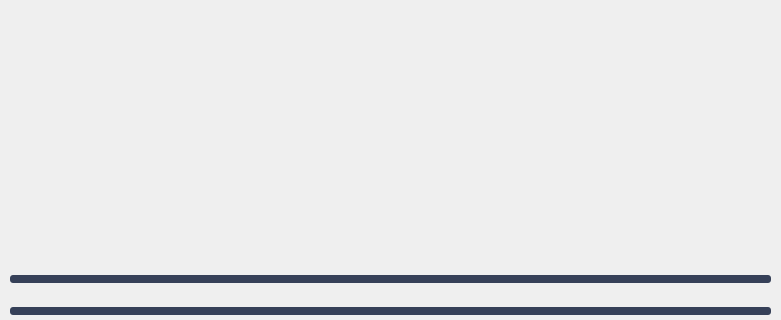
Before: the Qt Designer form updater/ui/mainwindow.ui in Covalia/standalone-deployer, drawn with Qt 5; both pictures show x 0 to 781 and y 230 to 550 of the 781 by 550 pixel window.
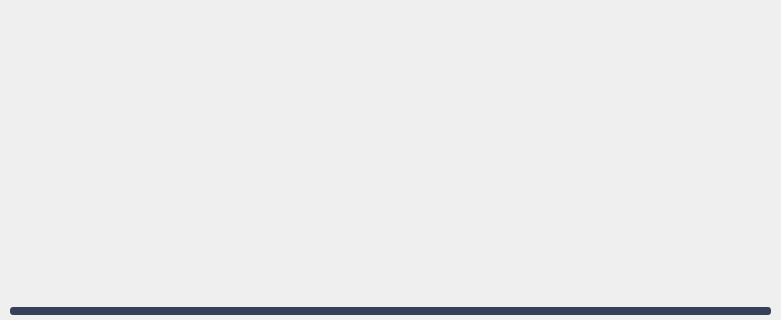
After: the same form once the commit is applied.

The edit to the form file:
```diff
--- a/updater/ui/mainwindow.ui
+++ b/updater/ui/mainwindow.ui
@@ -303,29 +303,7 @@
                   </property>
                  </widget>
                 </item>
-                <item row="2" column="0" colspan="3">
-                 <widget class="QProgressBar" name="singleProgressBar">
-                  <property name="styleSheet">
-                   <string notr="true">QProgressBar:horizontal { 
-	 background: #364058; 
-	 border-radius: 3px;
-	padding: 3px; 
-	 margin: 5px 10px 5px 10px;
-	 height: 2px;
-}
-QProgressBar::chunk:horizontal {
-	 background: #7dd1ee;
-}</string>
-                  </property>
-                  <property name="value">
-                   <number>0</number>
-                  </property>
-                  <property name="textVisible">
-                   <bool>false</bool>
-                  </property>
-                 </widget>
-                </item>
-                <item row="3" column="0">
+                <item row="2" column="0">
                  <widget class="QLabel" name="remainingTimeLabel">
                   <property name="styleSheet">
                    <string notr="true">color : @gray-text-color;</string>
```
Left out of the diff: 2 changed lines with no effect on the pictures.
